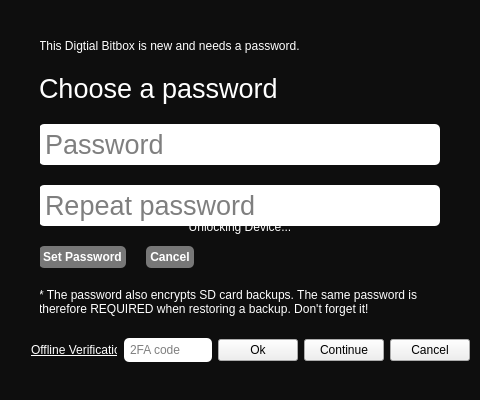
This is src/qt/ui/modalview.ui in jonasschnelli/dbb-app as Qt 5 draws it before an edit. The edited form follows.
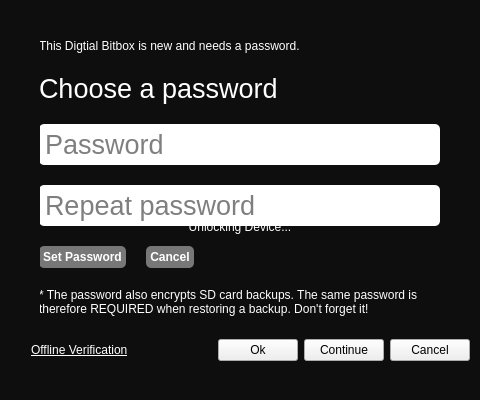
This is the edited form. Custom widgets are drawn as their Qt base class.

Patch:
```diff
--- a/src/qt/ui/modalview.ui
+++ b/src/qt/ui/modalview.ui
@@ -358,31 +358,6 @@
        </property>
       </widget>
      </item>
-     <item>
-      <widget class="QLineEdit" name="twoFACode">
-       <property name="sizePolicy">
-        <sizepolicy hsizetype="Fixed" vsizetype="Fixed">
-         <horstretch>0</horstretch>
-         <verstretch>0</verstretch>
-        </sizepolicy>
-       </property>
-       <property name="maximumSize">
-        <size>
-         <width>135</width>
-         <height>16777215</height>
-        </size>
-       </property>
-       <property name="styleSheet">
-        <string notr="true">background:white;
-                              border:0px;
-                              border-radius: 5px;
-                              padding:4px;</string>
-       </property>
-       <property name="placeholderText">
-        <string>2FA code</string>
-       </property>
-      </widget>
-     </item>
      <item>
       <spacer name="horizontalSpacer">
        <property name="orientation">
```
